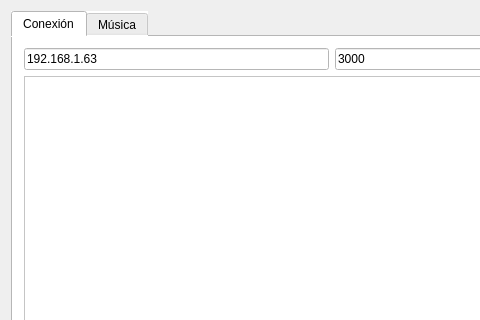
The window that NicoBranch/ProyMusica/mainwindow.ui (DesarrolloBCI-UTN/Musica) describes before a commit, drawn with Qt 5; both pictures show x 0 to 480 and y 0 to 320 of the 836 by 671 pixel window.
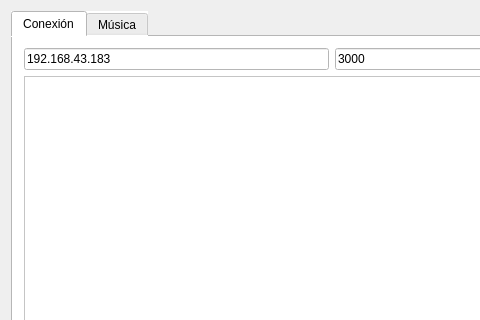
The same window after the commit. Icons and pictures are not drawn.

```diff
--- a/NicoBranch/ProyMusica/mainwindow.ui
+++ b/NicoBranch/ProyMusica/mainwindow.ui
@@ -39,7 +39,7 @@
           <item>
            <widget class="QLineEdit" name="txtIP">
             <property name="text">
-             <string>192.168.1.63</string>
+             <string>192.168.43.183</string>
             </property>
            </widget>
           </item>
```
